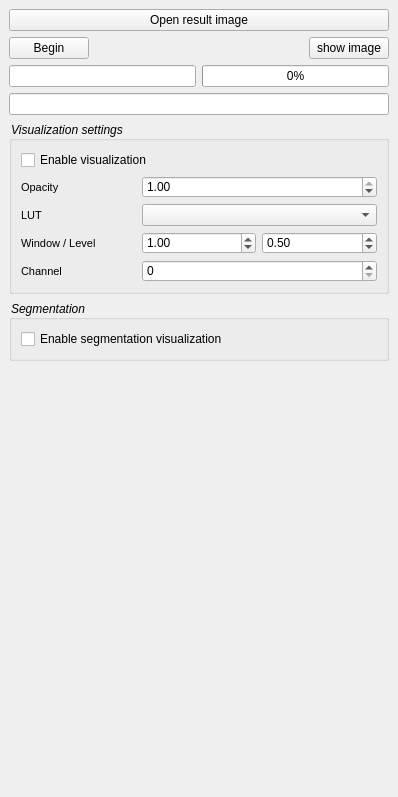
First picture: the form in ASAP/visualization/resources/VisualizationWorkstationExtensionPlugin.ui, repository evanry/pathUI, before the edit.
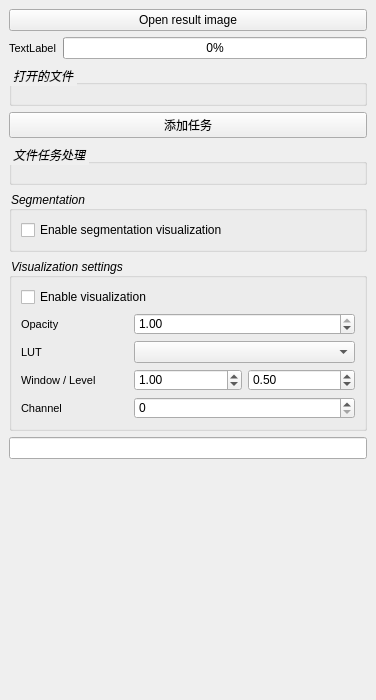
Second picture: the form after the edit.

```diff
--- a/ASAP/visualization/resources/VisualizationWorkstationExtensionPlugin.ui
+++ b/ASAP/visualization/resources/VisualizationWorkstationExtensionPlugin.ui
@@ -6,8 +6,8 @@
    <rect>
     <x>0</x>
     <y>0</y>
-    <width>398</width>
-    <height>797</height>
+    <width>376</width>
+    <height>700</height>
    </rect>
   </property>
   <property name="sizePolicy">
@@ -16,6 +16,12 @@
     <verstretch>0</verstretch>
    </sizepolicy>
   </property>
+  <property name="maximumSize">
+   <size>
+    <width>380</width>
+    <height>700</height>
+   </size>
+  </property>
   <property name="windowTitle">
    <string>ScrollArea</string>
   </property>
@@ -37,6 +43,9 @@
   <property name="lineWidth">
    <number>0</number>
   </property>
+  <property name="verticalScrollBarPolicy">
+   <enum>Qt::ScrollBarAsNeeded</enum>
+  </property>
   <property name="widgetResizable">
    <bool>true</bool>
   </property>
@@ -45,8 +54,8 @@
     <rect>
      <x>0</x>
      <y>0</y>
-     <width>398</width>
-     <height>797</height>
+     <width>440</width>
+     <height>679</height>
     </rect>
    </property>
    <property name="sizePolicy">
@@ -64,40 +73,21 @@
      </widget>
     </item>
     <item>
-     <layout class="QHBoxLayout" name="horizontalLayout">
-      <item>
-       <widget class="QPushButton" name="BeginPushButton">
-        <property name="text">
-         <string>Begin</string>
-        </property>
-       </widget>
-      </item>
-      <item>
-       <spacer name="horizontalSpacer">
-        <property name="orientation">
-         <enum>Qt::Horizontal</enum>
-        </property>
-        <property name="sizeHint" stdset="0">
-         <size>
-          <width>40</width>
-          <height>20</height>
-         </size>
-        </property>
-       </spacer>
-      </item>
-      <item>
-       <widget class="QPushButton" name="showpushButton">
-        <property name="text">
-         <string>show image</string>
-        </property>
-       </widget>
-      </item>
-     </layout>
+     <layout class="QHBoxLayout" name="horizontalLayout"/>
     </item>
     <item>
      <layout class="QHBoxLayout" name="horizontalLayout_2">
       <item>
-       <widget class="QLineEdit" name="lineEdit"/>
+       <widget class="QLabel" name="label">
+        <property name="font">
+         <font>
+          <pointsize>8</pointsize>
+         </font>
+        </property>
+        <property name="text">
+         <string>TextLabel</string>
+        </property>
+       </widget>
       </item>
       <item>
        <widget class="QProgressBar" name="progressBar">
@@ -109,7 +99,51 @@
      </layout>
     </item>
     <item>
-     <widget class="QLineEdit" name="lineEdit_2"/>
+     <widget class="QGroupBox" name="groupBox_2">
+      <property name="title">
+       <string>打开的文件</string>
+      </property>
+      <layout class="QVBoxLayout" name="verticalLayout_5">
+       <item>
+        <layout class="QVBoxLayout" name="vert3_2"/>
+       </item>
+      </layout>
+     </widget>
+    </item>
+    <item>
+     <widget class="QPushButton" name="BeginPushButton">
+      <property name="text">
+       <string>添加任务</string>
+      </property>
+     </widget>
+    </item>
+    <item>
+     <widget class="QGroupBox" name="groupBox">
+      <property name="title">
+       <string>文件任务处理</string>
+      </property>
+      <layout class="QVBoxLayout" name="verticalLayout_4">
+       <item>
+        <layout class="QVBoxLayout" name="vert3"/>
+       </item>
+      </layout>
+     </widget>
+    </item>
+    <item>
+     <widget class="QGroupBox" name="SegmentationGroupBox">
+      <property name="title">
+       <string>Segmentation</string>
+      </property>
+      <layout class="QVBoxLayout" name="verticalLayout_2">
+       <item>
+        <widget class="QCheckBox" name="SegmentationCheckBox">
+         <property name="text">
+          <string>Enable segmentation visualization</string>
+         </property>
+        </widget>
+       </item>
+      </layout>
+     </widget>
     </item>
     <item>
      <widget class="QGroupBox" name="VisualizationGroupBox">
@@ -214,20 +248,7 @@
      </widget>
     </item>
     <item>
-     <widget class="QGroupBox" name="SegmentationGroupBox">
-      <property name="title">
-       <string>Segmentation</string>
-      </property>
-      <layout class="QVBoxLayout" name="verticalLayout_2">
-       <item>
-        <widget class="QCheckBox" name="SegmentationCheckBox">
-         <property name="text">
-          <string>Enable segmentation visualization</string>
-         </property>
-        </widget>
-       </item>
-      </layout>
-     </widget>
+     <widget class="QLineEdit" name="lineEdit_2"/>
     </item>
     <item>
      <spacer name="Spacer">
@@ -237,7 +258,7 @@
       <property name="sizeHint" stdset="0">
        <size>
         <width>20</width>
-        <height>40</height>
+        <height>181</height>
        </size>
       </property>
      </spacer>
```
